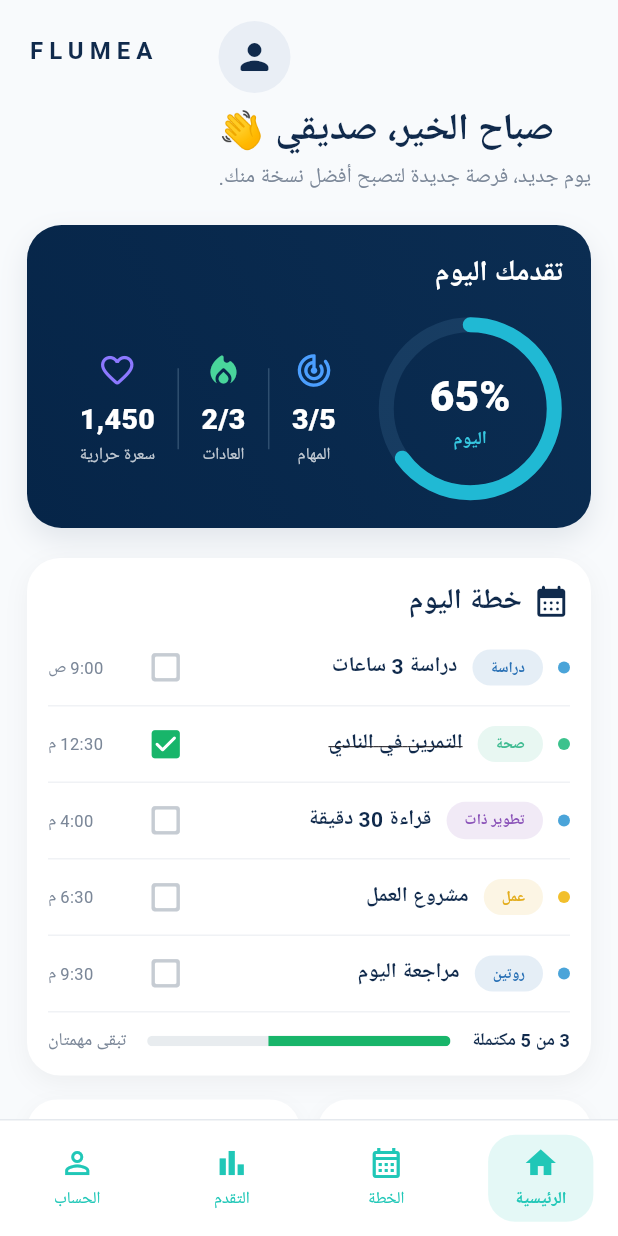
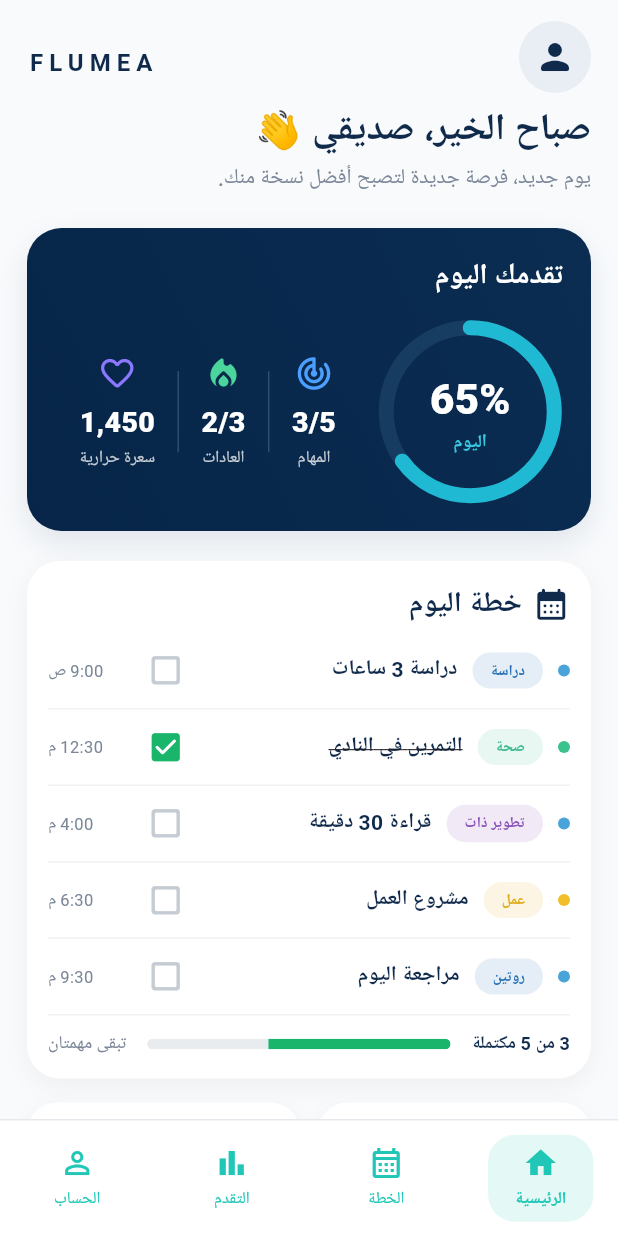
Before and after one commit to hosenovr-ship-it/flumea, a Flutter app: the HomeScreen screen opened directly, on a phone screen of 412 x 824 dp. Run offline on Flutter 3.47's test engine with Material 3 defaults, Android fonts, the phone set to English and light mode, and no system bars; our stand-ins replace font_awesome_flutter, supabase_flutter; accounts and stored records are empty.

Commit message:
Add files via upload

```diff
--- a/lib/home_screen.dart
+++ b/lib/home_screen.dart
@@ -57,18 +57,18 @@ class HomeScreen extends StatelessWidget {
     if (userName.isEmpty && user?.email != null) {
       userName = user!.email!.split('@').first.trim();
     }
-    if (userName.isEmpty) {
-      userName = 'صديقي';
-    }
+    if (userName.isEmpty) userName = 'صديقي';
 
     final hour = DateTime.now().hour;
     final greeting = hour >= 5 && hour < 12 ? 'صباح الخير' : 'مساء الخير';
 
     return SizedBox(
       width: double.infinity,
-      child: Row(
+      child: Column(
+        crossAxisAlignment: CrossAxisAlignment.stretch,
+        children: [
+          Row(
             textDirection: TextDirection.ltr,
-        crossAxisAlignment: CrossAxisAlignment.start,
             children: [
               const Padding(
                 padding: EdgeInsets.only(top: 8),
@@ -84,27 +84,17 @@ class HomeScreen extends StatelessWidget {
                 ),
               ),
               const Spacer(),
-          Align(
-            alignment: Alignment.topRight,
-            child: Directionality(
-              textDirection: TextDirection.rtl,
-              child: Column(
-                crossAxisAlignment: CrossAxisAlignment.end,
-                children: [
               CircleAvatar(
                 radius: 24,
                 backgroundColor: const Color(0xFFE9EEF5),
-                    backgroundImage:
-                        avatarUrl != null && avatarUrl.isNotEmpty
+                backgroundImage: avatarUrl != null && avatarUrl.isNotEmpty
                     ? NetworkImage(avatarUrl)
                     : null,
                 child: avatarUrl == null || avatarUrl.isEmpty
-                        ? const Icon(
-                            Icons.person_rounded,
-                            color: darkBlue,
-                            size: 28,
-                          )
+                    ? const Icon(Icons.person_rounded, color: darkBlue, size: 28)
                     : null,
+              ),
+            ],
           ),
           const SizedBox(height: 10),
           Text(
@@ -125,12 +115,9 @@ class HomeScreen extends StatelessWidget {
             textDirection: TextDirection.rtl,
             style: TextStyle(
               fontSize: 14,
+              height: 1.3,
               color: grayText,
-                      height: 1.2,
-                    ),
-                  ),
-                ],
-              ),
+              fontWeight: FontWeight.w500,
             ),
           ),
         ],
@@ -356,6 +343,7 @@ class HomeScreen extends StatelessWidget {
       child: Column(
         children: [
           Row(
+            textDirection: TextDirection.ltr,
             children: [
               const Expanded(
                 child: _CaloriesRing(
```
Lines whose indentation alone changed are shown as unchanged.
